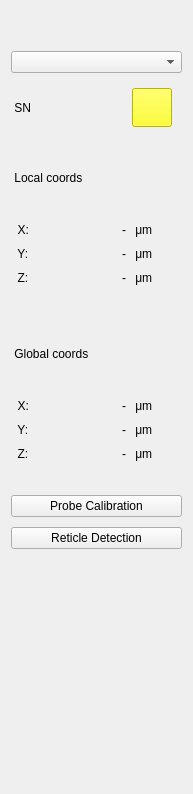
The window that ui/stage_info.ui (AllenNeuralDynamics/parallax) describes before a commit, drawn with Qt 5.
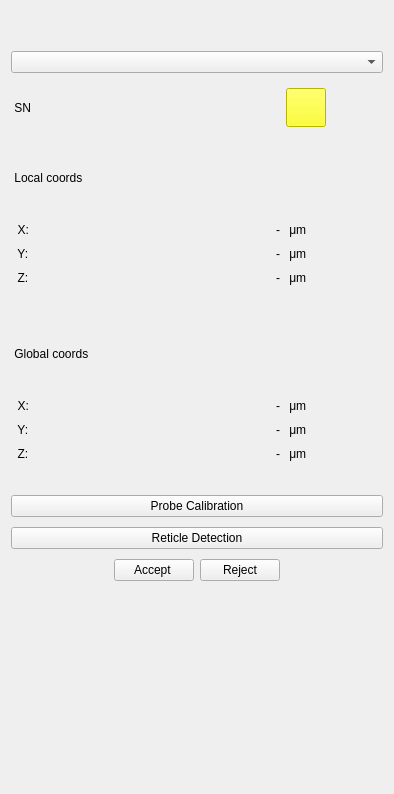
The same window after the commit. Icons and pictures are not drawn.

Commit message: Implemented Reticle Workflow

Diff of the .ui file:
```diff
--- a/ui/stage_info.ui
+++ b/ui/stage_info.ui
@@ -6,7 +6,7 @@
    <rect>
     <x>0</x>
     <y>0</y>
-    <width>193</width>
+    <width>394</width>
     <height>794</height>
    </rect>
   </property>
@@ -19,43 +19,26 @@
      <property name="verticalSpacing">
       <number>10</number>
      </property>
-     <item row="11" column="1" alignment="Qt::AlignRight">
-      <widget class="QLabel" name="global_coords_z">
-       <property name="text">
-        <string>-</string>
+     <item row="16" column="0" colspan="4">
+      <spacer name="verticalSpacer">
+       <property name="orientation">
+        <enum>Qt::Vertical</enum>
        </property>
-      </widget>
-     </item>
-     <item row="11" column="2">
-      <widget class="QLabel" name="label_18">
-       <property name="text">
-        <string> μm</string>
-       </property>
-      </widget>
-     </item>
-     <item row="9" column="1" alignment="Qt::AlignRight">
-      <widget class="QLabel" name="global_coords_x">
-       <property name="text">
-        <string>-</string>
-       </property>
-      </widget>
-     </item>
-     <item row="4" column="0">
-      <widget class="QLabel" name="label_2">
-       <property name="maximumSize">
+       <property name="sizeHint" stdset="0">
         <size>
-         <width>16777215</width>
-         <height>16777215</height>
+         <width>20</width>
+         <height>50</height>
         </size>
        </property>
+      </spacer>
+     </item>
+     <item row="6" column="2" alignment="Qt::AlignRight">
+      <widget class="QLabel" name="local_coords_z">
        <property name="text">
-        <string>  X:</string>
+        <string>-</string>
        </property>
       </widget>
      </item>
-     <item row="1" column="0" colspan="3">
-      <widget class="QComboBox" name="stage_selector"/>
-     </item>
      <item row="6" column="0">
       <widget class="QLabel" name="label_11">
        <property name="text">
@@ -63,36 +46,21 @@
        </property>
       </widget>
      </item>
-     <item row="14" column="0" colspan="3">
-      <widget class="QPushButton" name="reticle_calibration_btn">
-       <property name="enabled">
-        <bool>true</bool>
-       </property>
-       <property name="styleSheet">
-        <string notr="true">/* Disabled &amp; Checked */
-QPushButton#reticle_calibratoin_btn:checked {
-	color: gray;
-	background-color: #ffaaaa;
-}
-
-</string>
-       </property>
+     <item row="11" column="2" alignment="Qt::AlignRight">
+      <widget class="QLabel" name="global_coords_z">
        <property name="text">
-        <string>Reticle Detection</string>
+        <string>-</string>
        </property>
-       <property name="checkable">
-        <bool>true</bool>
-       </property>
       </widget>
      </item>
-     <item row="9" column="0">
-      <widget class="QLabel" name="label_5">
+     <item row="9" column="2" alignment="Qt::AlignRight">
+      <widget class="QLabel" name="global_coords_x">
        <property name="text">
-        <string>  X:</string>
+        <string>-</string>
        </property>
       </widget>
      </item>
-     <item row="3" column="0" colspan="3">
+     <item row="3" column="0" colspan="4">
       <widget class="QLabel" name="local_coords">
        <property name="minimumSize">
         <size>
@@ -105,21 +73,48 @@
        </property>
       </widget>
      </item>
-     <item row="5" column="2">
+     <item row="8" column="0" colspan="4">
+      <widget class="QLabel" name="global_coords">
+       <property name="minimumSize">
+        <size>
+         <width>0</width>
+         <height>70</height>
+        </size>
+       </property>
+       <property name="text">
+        <string> Global coords</string>
+       </property>
+      </widget>
+     </item>
+     <item row="5" column="2" alignment="Qt::AlignRight">
+      <widget class="QLabel" name="local_coords_y">
+       <property name="text">
+        <string>-</string>
+       </property>
+      </widget>
+     </item>
+     <item row="11" column="3">
+      <widget class="QLabel" name="label_18">
+       <property name="text">
+        <string> μm</string>
+       </property>
+      </widget>
+     </item>
+     <item row="10" column="3">
+      <widget class="QLabel" name="label_17">
+       <property name="text">
+        <string> μm</string>
+       </property>
+      </widget>
+     </item>
+     <item row="5" column="3">
       <widget class="QLabel" name="label_14">
        <property name="text">
         <string> μm</string>
        </property>
       </widget>
      </item>
-     <item row="10" column="1" alignment="Qt::AlignRight">
-      <widget class="QLabel" name="global_coords_y">
-       <property name="text">
-        <string>-</string>
-       </property>
-      </widget>
-     </item>
-     <item row="4" column="2">
+     <item row="4" column="3">
       <widget class="QLabel" name="label_13">
        <property name="minimumSize">
         <size>
@@ -138,48 +133,7 @@
        </property>
       </widget>
      </item>
-     <item row="10" column="2">
-      <widget class="QLabel" name="label_17">
-       <property name="text">
-        <string> μm</string>
-       </property>
-      </widget>
-     </item>
-     <item row="9" column="2">
-      <widget class="QLabel" name="label_16">
-       <property name="text">
-        <string> μm</string>
-       </property>
-      </widget>
-     </item>
-     <item row="10" column="0">
-      <widget class="QLabel" name="label_6">
-       <property name="text">
-        <string>  Y:</string>
-       </property>
-      </widget>
-     </item>
-     <item row="15" column="0" colspan="3">
-      <spacer name="verticalSpacer">
-       <property name="orientation">
-        <enum>Qt::Vertical</enum>
-       </property>
-       <property name="sizeHint" stdset="0">
-        <size>
-         <width>20</width>
-         <height>50</height>
-        </size>
-       </property>
-      </spacer>
-     </item>
-     <item row="6" column="1" alignment="Qt::AlignRight">
-      <widget class="QLabel" name="local_coords_z">
-       <property name="text">
-        <string>-</string>
-       </property>
-      </widget>
-     </item>
-     <item row="6" column="2">
+     <item row="6" column="3">
       <widget class="QLabel" name="label_15">
        <property name="maximumSize">
         <size>
@@ -192,89 +146,7 @@
        </property>
       </widget>
      </item>
-     <item row="8" column="0" colspan="3">
-      <widget class="QLabel" name="global_coords">
-       <property name="minimumSize">
-        <size>
-         <width>0</width>
-         <height>70</height>
-        </size>
-       </property>
-       <property name="text">
-        <string> Global coords</string>
-       </property>
-      </widget>
-     </item>
-     <item row="2" column="0" colspan="2">
-      <widget class="QLabel" name="stage_sn">
-       <property name="minimumSize">
-        <size>
-         <width>0</width>
-         <height>50</height>
-        </size>
-       </property>
-       <property name="text">
-        <string> SN</string>
-       </property>
-      </widget>
-     </item>
-     <item row="4" column="1" alignment="Qt::AlignRight">
-      <widget class="QLabel" name="local_coords_x">
-       <property name="maximumSize">
-        <size>
-         <width>16777215</width>
-         <height>16777215</height>
-        </size>
-       </property>
-       <property name="text">
-        <string>-</string>
-       </property>
-      </widget>
-     </item>
-     <item row="0" column="0" colspan="3">
-      <widget class="QLabel" name="label">
-       <property name="minimumSize">
-        <size>
-         <width>0</width>
-         <height>30</height>
-        </size>
-       </property>
-       <property name="text">
-        <string/>
-       </property>
-      </widget>
-     </item>
-     <item row="5" column="1" alignment="Qt::AlignRight">
-      <widget class="QLabel" name="local_coords_y">
-       <property name="text">
-        <string>-</string>
-       </property>
-      </widget>
-     </item>
-     <item row="11" column="0">
-      <widget class="QLabel" name="label_7">
-       <property name="text">
-        <string>  Z:</string>
-       </property>
-      </widget>
-     </item>
-     <item row="2" column="2">
-      <widget class="QPushButton" name="pushButton">
-       <property name="maximumSize">
-        <size>
-         <width>40</width>
-         <height>39</height>
-        </size>
-       </property>
-       <property name="styleSheet">
-        <string notr="true">background-color : yellow</string>
-       </property>
-       <property name="text">
-        <string/>
-       </property>
-      </widget>
-     </item>
-     <item row="7" column="0" colspan="3">
+     <item row="7" column="0" colspan="4">
       <widget class="QLabel" name="label_3">
        <property name="maximumSize">
         <size>
@@ -287,21 +159,50 @@
        </property>
       </widget>
      </item>
-     <item row="5" column="0">
-      <widget class="QLabel" name="label_10">
+     <item row="9" column="0">
+      <widget class="QLabel" name="label_5">
        <property name="text">
-        <string>  Y:</string>
+        <string>  X:</string>
        </property>
       </widget>
      </item>
-     <item row="12" column="0" colspan="3">
+     <item row="14" column="0" colspan="4">
+      <widget class="QPushButton" name="reticle_calibration_btn">
+       <property name="enabled">
+        <bool>true</bool>
+       </property>
+       <property name="styleSheet">
+        <string notr="true">/* Disabled &amp; Checked */
+QPushButton#reticle_calibratoin_btn:checked {
+	color: gray;
+	background-color: #ffaaaa;
+}
+
+</string>
+       </property>
+       <property name="text">
+        <string>Reticle Detection</string>
+       </property>
+       <property name="checkable">
+        <bool>true</bool>
+       </property>
+      </widget>
+     </item>
+     <item row="11" column="0">
+      <widget class="QLabel" name="label_7">
+       <property name="text">
+        <string>  Z:</string>
+       </property>
+      </widget>
+     </item>
+     <item row="12" column="0" colspan="4">
       <widget class="QLabel" name="label_4">
        <property name="text">
         <string/>
        </property>
       </widget>
      </item>
-     <item row="13" column="0" colspan="3">
+     <item row="13" column="0" colspan="4">
       <widget class="QPushButton" name="probe_calibration_btn">
        <property name="styleSheet">
         <string notr="true">QPushButton#probe_calibratoin_btn:checked {
@@ -318,6 +219,161 @@
        </property>
       </widget>
      </item>
+     <item row="1" column="0" colspan="4">
+      <widget class="QComboBox" name="stage_selector"/>
+     </item>
+     <item row="10" column="2" alignment="Qt::AlignRight">
+      <widget class="QLabel" name="global_coords_y">
+       <property name="text">
+        <string>-</string>
+       </property>
+      </widget>
+     </item>
+     <item row="0" column="0" colspan="4">
+      <widget class="QLabel" name="label">
+       <property name="minimumSize">
+        <size>
+         <width>0</width>
+         <height>30</height>
+        </size>
+       </property>
+       <property name="text">
+        <string/>
+       </property>
+      </widget>
+     </item>
+     <item row="5" column="0">
+      <widget class="QLabel" name="label_10">
+       <property name="text">
+        <string>  Y:</string>
+       </property>
+      </widget>
+     </item>
+     <item row="4" column="0">
+      <widget class="QLabel" name="label_2">
+       <property name="maximumSize">
+        <size>
+         <width>16777215</width>
+         <height>16777215</height>
+        </size>
+       </property>
+       <property name="text">
+        <string>  X:</string>
+       </property>
+      </widget>
+     </item>
+     <item row="10" column="0">
+      <widget class="QLabel" name="label_6">
+       <property name="text">
+        <string>  Y:</string>
+       </property>
+      </widget>
+     </item>
+     <item row="2" column="3">
+      <widget class="QPushButton" name="pushButton">
+       <property name="maximumSize">
+        <size>
+         <width>40</width>
+         <height>39</height>
+        </size>
+       </property>
+       <property name="styleSheet">
+        <string notr="true">background-color : yellow</string>
+       </property>
+       <property name="text">
+        <string/>
+       </property>
+      </widget>
+     </item>
+     <item row="15" column="0">
+      <spacer name="horizontalSpacer">
+       <property name="orientation">
+        <enum>Qt::Horizontal</enum>
+       </property>
+       <property name="sizeType">
+        <enum>QSizePolicy::MinimumExpanding</enum>
+       </property>
+       <property name="sizeHint" stdset="0">
+        <size>
+         <width>20</width>
+         <height>20</height>
+        </size>
+       </property>
+      </spacer>
+     </item>
+     <item row="9" column="3">
+      <widget class="QLabel" name="label_16">
+       <property name="text">
+        <string> μm</string>
+       </property>
+      </widget>
+     </item>
+     <item row="4" column="2" alignment="Qt::AlignRight">
+      <widget class="QLabel" name="local_coords_x">
+       <property name="maximumSize">
+        <size>
+         <width>16777215</width>
+         <height>16777215</height>
+        </size>
+       </property>
+       <property name="text">
+        <string>-</string>
+       </property>
+      </widget>
+     </item>
+     <item row="2" column="0" colspan="3">
+      <widget class="QLabel" name="stage_sn">
+       <property name="minimumSize">
+        <size>
+         <width>0</width>
+         <height>50</height>
+        </size>
+       </property>
+       <property name="text">
+        <string> SN</string>
+       </property>
+      </widget>
+     </item>
+     <item row="15" column="3">
+      <spacer name="horizontalSpacer_2">
+       <property name="orientation">
+        <enum>Qt::Horizontal</enum>
+       </property>
+       <property name="sizeType">
+        <enum>QSizePolicy::MinimumExpanding</enum>
+       </property>
+       <property name="sizeHint" stdset="0">
+        <size>
+         <width>20</width>
+         <height>20</height>
+        </size>
+       </property>
+      </spacer>
+     </item>
+     <item row="15" column="1">
+      <widget class="QPushButton" name="acceptButton">
+       <property name="text">
+        <string>Accept </string>
+       </property>
+       <property name="icon">
+        <iconset>
+         <normalon>resources/check.png</normalon>
+        </iconset>
+       </property>
+      </widget>
+     </item>
+     <item row="15" column="2">
+      <widget class="QPushButton" name="rejectButton">
+       <property name="text">
+        <string>Reject</string>
+       </property>
+       <property name="icon">
+        <iconset>
+         <normalon>resources/x.png</normalon>
+        </iconset>
+       </property>
+      </widget>
+     </item>
     </layout>
    </item>
   </layout>
```
The commit also changes 6 other files.
